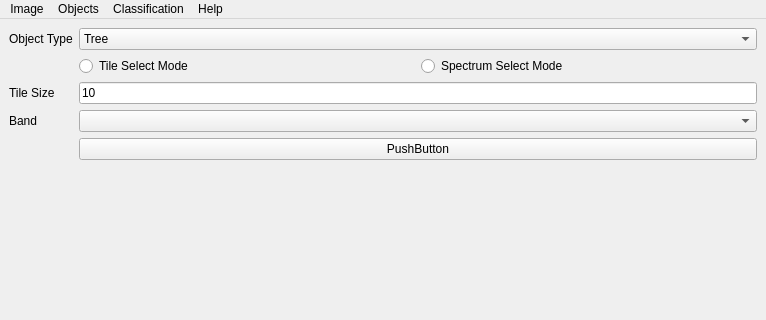
Old version of the form tilePicker_ui.ui in the repository nv73/gimage; both pictures show x 0 to 766 and y 0 to 320 of the 766 by 540 pixel window.
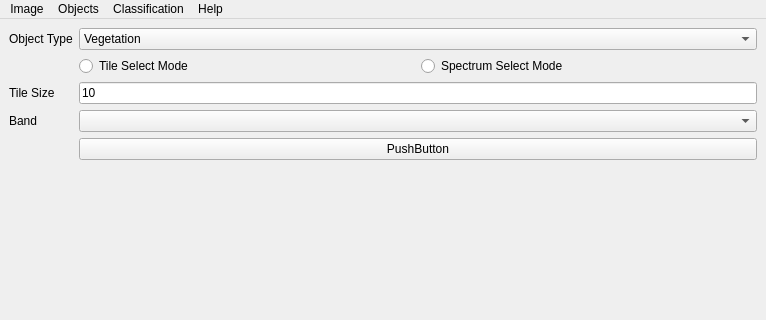
New version of the form.

Commit message: Implemented VeggiPy - generation of vegetation probability model

```diff
--- a/tilePicker_ui.ui
+++ b/tilePicker_ui.ui
@@ -33,6 +33,11 @@
       </item>
       <item row="0" column="1">
        <widget class="QComboBox" name="classNameCombo">
+        <item>
+         <property name="text">
+          <string>Vegetation</string>
+         </property>
+        </item>
         <item>
          <property name="text">
           <string>Tree</string>
```
Left out of the diff: 18 changed lines with no effect on the pictures. The commit also changes 5 other files.
